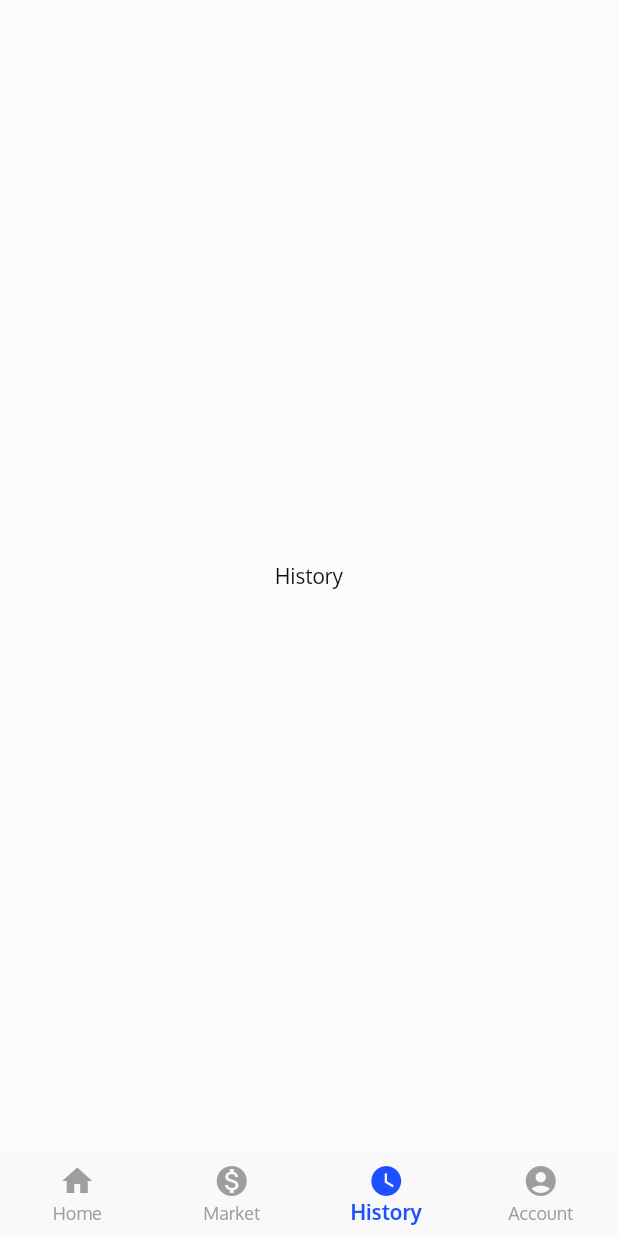
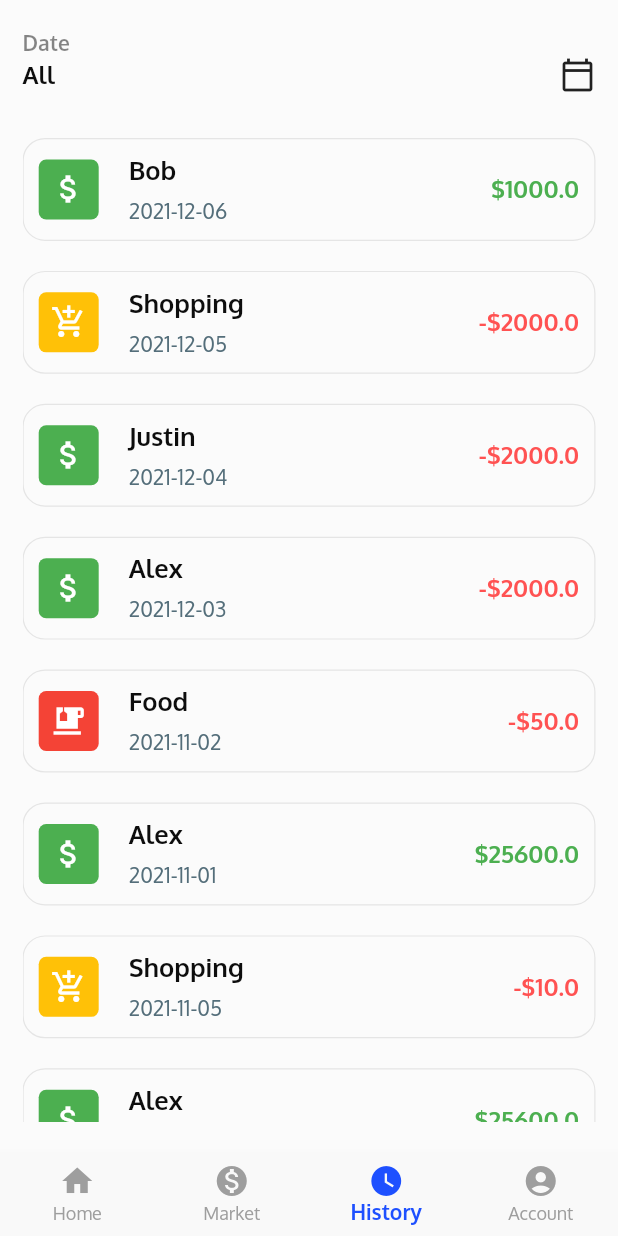
Before and after one commit to hientranea/FlutterDevFest2021, a Flutter app: the screen it shows after launch, item 3 of the bottom bar chosen, on a phone screen of 412 x 824 dp. Run offline on Flutter 3.47's test engine with Material 2 defaults, Android fonts, the phone set to English and light mode, and no system bars; our stand-ins replace bloc, dio, equatable, fl_chart, flutter_bloc, font_awesome_flutter and 2 more; network calls fail.

Commit message:
Implement transaction histories screen

```diff
--- /dev/null
+++ b/lib/repos/models/transaction.dart
@@ -0,0 +1,58 @@
+import 'package:flutter/material.dart';
+import 'package:intl/intl.dart';
+import 'package:json_annotation/json_annotation.dart';
+
+import 'base_model.dart';
+
+part 'transaction.g.dart';
+
+@JsonSerializable()
+class Transaction extends BaseModel {
+  @JsonKey(defaultValue: 0.0)
+  final double amount;
+  @JsonKey(defaultValue: "")
+  final String title;
+  @JsonKey(defaultValue: "")
+  final String type;
+  @JsonKey(defaultValue: "")
+  final String timestamp;
+
+  Transaction(this.amount, this.title, this.type, this.timestamp);
+
+  factory Transaction.fromJson(Map<String, dynamic> json) => _$TransactionFromJson(json);
+
+  Map<String, dynamic> toJson() => _$TransactionToJson(this);
+
+  static Transaction convertToModel(Map<String, dynamic> json) {
+    return Transaction.fromJson(json);
+  }
+
+  String get formattedDate {
+    final DateTime now = DateTime.parse(timestamp);
+    final DateFormat formatter = DateFormat('yyyy-MM-dd');
+    return formatter.format(now);
+  }
+
+  String get formattedAmount {
+    return (amount > 0) ? "\$$amount" : "-\$${-amount}";
+  }
+
+  Color get colorByType {
+    switch(type) {
+      case "shopping": return Colors.amber;
+      case "food": return Colors.red;
+      case "transfer" : return Colors.green;
+    }
+    return Colors.grey;
+  }
+
+  IconData get iconByType {
+    switch(type) {
+      case "shopping": return Icons.add_shopping_cart;
+      case "food": return Icons.emoji_food_beverage_sharp;
+      case "transfer" : return Icons.attach_money_sharp;
+    }
+    return Icons.attach_money_sharp;
+  }
+
+}
--- a/lib/repos/remote/crypto_repository.dart
+++ b/lib/repos/remote/crypto_repository.dart
@@ -2,6 +2,7 @@ import 'package:crypto_tracker/repos/models/crypto_currency.dart';
 import 'package:crypto_tracker/repos/models/crypto_market_response.dart';
 import 'package:crypto_tracker/repos/models/currency_price.dart';
 import 'package:crypto_tracker/repos/models/price.dart';
+import 'package:crypto_tracker/repos/models/transaction.dart';
 import 'package:crypto_tracker/utils/constants.dart';
 
 import '../crypto_tracker_services.dart';
@@ -9,7 +10,10 @@ import '../crypto_tracker_services.dart';
 abstract class CryptoRepository {
   Future<List<CryptoCurrency>> getCryptoCurrencies();
 
-  Future<List<CurrencyPrice>> getPriceHistories(String coinSymbol, String startTime, String endTime);
+  Future<List<CurrencyPrice>> getPriceHistories(
+      String coinSymbol, String startTime, String endTime);
+
+  Future<List<Transaction>> getTransactionHistories(String startTime, String endTime);
 }
 
 class CryptoRepositoryImpl extends CryptoRepository {
@@ -30,8 +34,10 @@ class CryptoRepositoryImpl extends CryptoRepository {
     }
     return Future.value([]);
   }
+
   @override
-  Future<List<CurrencyPrice>> getPriceHistories(String coinSymbol, String startTime, String endTime) {
+  Future<List<CurrencyPrice>> getPriceHistories(
+      String coinSymbol, String startTime, String endTime) {
     // Mock API
     return Future.value([
       CurrencyPrice(Price(16.0, 20.0, 20.0), "2021-12-01T03:06:55.668Z"),
@@ -43,4 +49,25 @@ class CryptoRepositoryImpl extends CryptoRepository {
       CurrencyPrice(Price(106.0, 20.0, 20.0), "2021-12-07T03:06:55.668Z"),
     ]);
   }
+
+  @override
+  Future<List<Transaction>> getTransactionHistories(String startTime, String endTime) {
+    // Mock API
+    var data = [
+      Transaction(1000, "Bob", "transfer", "2021-12-06T03:06:55.668Z"),
+      Transaction(-2000, "Shopping", "shopping", "2021-12-05T03:06:55.668Z"),
+      Transaction(-2000, "Justin", "transfer", "2021-12-04T03:06:55.668Z"),
+      Transaction(-2000, "Alex", "transfer", "2021-12-03T03:06:55.668Z"),
+      Transaction(-50, "Food", "food", "2021-11-02T03:06:55.668Z"),
+      Transaction(25600, "Alex", "transfer", "2021-11-01T03:06:55.668Z"),
+      Transaction(-10, "Shopping", "shopping", "2021-11-05T03:06:55.668Z"),
+      Transaction(25600, "Alex", "transfer", "2021-11-01T03:06:55.668Z"),
+      Transaction(600, "Alex", "transfer", "2021-11-01T03:06:55.668Z"),
+      Transaction(500, "Alex", "transfer", "2021-11-01T03:06:55.668Z"),
+    ];
+    if (startTime.isNotEmpty && endTime.isNotEmpty) {
+      data = (data.toList()..shuffle()).take(4).toList();
+    }
+    return Future.value(data);
+  }
 }
--- a/lib/screens/home/home_screen.dart
+++ b/lib/screens/home/home_screen.dart
@@ -1,6 +1,6 @@
 import 'package:crypto_tracker/screens/account/account_screen.dart';
-import 'package:crypto_tracker/screens/currencydetail/currency_detail_screen.dart';
 import 'package:crypto_tracker/screens/dashboard/dashboard_screen.dart';
+import 'package:crypto_tracker/screens/transaction/transaction_histories_screen.dart';
 import 'package:flutter/cupertino.dart';
 import 'package:flutter/material.dart';
 import 'package:flutter_bloc/flutter_bloc.dart';
@@ -42,8 +42,8 @@ class _HomeScreenState extends State<HomeScreen> {
   final List<Widget> _widgetOptions = <Widget>[
     const DashboardScreen(),
     const DummyScreen("Market"),
-    const DummyScreen("History"),
-    const AccountScreen(),
+    const TransactionHistoriesScreen(),
+    const AccountScreen()
   ];
 
   @override
--- /dev/null
+++ b/lib/screens/transaction/transaction_card.dart
@@ -0,0 +1,56 @@
+import 'package:crypto_tracker/config/crypto_tracker_color.dart';
+import 'package:crypto_tracker/repos/models/transaction.dart';
+import 'package:flutter/material.dart';
+
+class TransactionCard extends StatelessWidget {
+  final Transaction transaction;
+
+  const TransactionCard(this.transaction, {Key? key}) : super(key: key);
+
+  @override
+  Widget build(BuildContext context) {
+    final amountColor = transaction.amount > 0 ? Colors.green : Colors.redAccent;
+    return Container(
+      margin: const EdgeInsets.only(bottom: 20),
+      decoration: BoxDecoration(
+        borderRadius: BorderRadius.circular(15.0),
+        border: Border.all(width: 0.8, color: CryptoTrackerColors.grey300),
+      ),
+      padding: const EdgeInsets.all(10),
+      child: Row(
+        children: [
+          Container(
+            width: 40,
+            height: 40,
+            decoration: BoxDecoration(
+              color: transaction.colorByType,
+              borderRadius: BorderRadius.circular(5.0),
+            ),
+            child: Icon(transaction.iconByType, color: Colors.white,),
+          ),
+          Expanded(
+            child: Padding(padding: const EdgeInsets.only(left: 20), child: Column(
+              crossAxisAlignment: CrossAxisAlignment.start,
+              children: [
+                Text(
+                  transaction.title,
+                  style: const TextStyle(fontWeight: FontWeight.bold, fontSize: 17),
+                ),
+                const SizedBox(height: 8),
+                Text(transaction.formattedDate, style: const TextStyle(color: CryptoTrackerColors.grey600),),
+              ],
+            ),),
+          ),
+          Text(
+            transaction.formattedAmount,
+            style: TextStyle(
+              fontSize: 16,
+              color: amountColor,
+              fontWeight: FontWeight.bold,
+            ),
+          )
+        ],
+      ),
+    );
+  }
+}
--- /dev/null
+++ b/lib/screens/transaction/transaction_histories_event.dart
@@ -0,0 +1,28 @@
+import 'package:crypto_tracker/screens/app/base_event.dart';
+import 'package:syncfusion_flutter_datepicker/datepicker.dart';
+
+class TransactionHistoriesEvent extends BaseEvent {}
+
+class TransactionHistoriesInitializeEvent extends TransactionHistoriesEvent {}
+
+class ToggleDateFilter extends TransactionHistoriesEvent{
+  final bool shouldShow;
+
+  ToggleDateFilter(this.shouldShow);
+
+  @override
+  List<Object?> get props => [shouldShow];
+}
+
+class ChangeDateFilter extends TransactionHistoriesEvent {
+  final DateRangePickerSelectionChangedArgs args;
+
+  ChangeDateFilter(this.args);
+
+  @override
+  List<Object?> get props => [args];
+}
+
+class SubmitDateFilter extends TransactionHistoriesEvent {}
+
+class ClearDateFilter extends TransactionHistoriesEvent {}
--- /dev/null
+++ b/lib/screens/transaction/transaction_histories_screen.dart
@@ -0,0 +1,144 @@
+import 'package:crypto_tracker/repos/models/transaction.dart';
+import 'package:crypto_tracker/repos/remote/crypto_repository.dart';
+import 'package:crypto_tracker/screens/transaction/transaction_card.dart';
+import 'package:crypto_tracker/screens/transaction/transaction_histories_bloc.dart';
+import 'package:crypto_tracker/screens/transaction/transaction_histories_event.dart';
+import 'package:crypto_tracker/screens/transaction/transaction_histories_state.dart';
+import 'package:flutter/material.dart';
+import 'package:flutter_bloc/flutter_bloc.dart';
+import 'package:syncfusion_flutter_datepicker/datepicker.dart';
+
+class TransactionHistoriesScreen extends StatefulWidget {
+  const TransactionHistoriesScreen({Key? key}) : super(key: key);
+
+  @override
+  State<TransactionHistoriesScreen> createState() => _TransactionHistoriesScreenState();
+}
+
+class _TransactionHistoriesScreenState extends State<TransactionHistoriesScreen> {
+  late TransactionHistoriesBloc _bloc;
+  List<Transaction> _transactions = [];
+  bool _showDateFilter = false;
+
+  List<Widget> _dateFilter() {
+    return [
+      SfDateRangePicker(
+        onSelectionChanged: (DateRangePickerSelectionChangedArgs args) {
+          _bloc.add(ChangeDateFilter(args));
+        },
+        selectionMode: DateRangePickerSelectionMode.range,
+        initialSelectedRange: PickerDateRange(DateTime.now().subtract(const Duration(days: 4)),
+            DateTime.now().add(const Duration(days: 3))),
+      ),
+      Row(
+        mainAxisAlignment: MainAxisAlignment.spaceEvenly,
+        children: [
+          TextButton(
+            onPressed: () {
+              _bloc.add(ToggleDateFilter(!_showDateFilter));
+              _bloc.add(SubmitDateFilter());
+            },
+            child: Container(
+              child: Text(
+                "Apply",
+                style: TextStyle(color: Theme.of(context).cardColor, fontWeight: FontWeight.bold),
+              ),
+              padding: const EdgeInsets.symmetric(vertical: 10, horizontal: 20),
+              decoration: BoxDecoration(
+                color: Theme.of(context).primaryColor,
+                borderRadius: BorderRadius.circular(10.0),
+              ),
+            ),
+          ),
+          TextButton(
+            onPressed: () {
+              _bloc.add(ToggleDateFilter(!_showDateFilter));
+              _bloc.add(ClearDateFilter());
+            },
+            child: Container(
+              child: Text(
+                "Show all",
+                style: TextStyle(color: Theme.of(context).cardColor, fontWeight: FontWeight.bold),
+              ),
+              padding: const EdgeInsets.symmetric(vertical: 10, horizontal: 20),
+              decoration: BoxDecoration(
+                color: Theme.of(context).primaryColor,
+                borderRadius: BorderRadius.circular(10.0),
+              ),
+            ),
+          )
+        ],
+      )
+    ];
+  }
+
+  @override
+  Widget build(BuildContext context) {
+    return BlocProvider<TransactionHistoriesBloc>(
+      create: (context) =>
+          TransactionHistoriesBloc(RepositoryProvider.of<CryptoRepository>(context))
+            ..add(TransactionHistoriesInitializeEvent()),
+      child: BlocConsumer<TransactionHistoriesBloc, TransactionHistoriesState>(
+        listener: _setListener,
+        builder: (context, state) {
+          _bloc = BlocProvider.of<TransactionHistoriesBloc>(context);
+          return SafeArea(
+            child: Scaffold(
+              body: Padding(
+                padding: const EdgeInsets.symmetric(vertical: 20, horizontal: 15),
+                child: Column(
+                  crossAxisAlignment: CrossAxisAlignment.start,
+                  children: [
+                    Text(
+                      "Date",
+                      style: TextStyle(
+                          color: Theme.of(context).textTheme.bodyText1!.color!.withOpacity(0.5),
+                          fontWeight: FontWeight.bold),
+                    ),
+                    Row(
+                      mainAxisAlignment: MainAxisAlignment.spaceBetween,
+                      children: [
+                        const Text(
+                          "All",
+                          style: TextStyle(fontWeight: FontWeight.bold, fontSize: 16),
+                        ),
+                        GestureDetector(
+                          onTap: () {
+                            _bloc.add(ToggleDateFilter(!_showDateFilter));
+                          },
+                          child: const Icon(Icons.calendar_today_outlined),
+                        )
+                      ],
+                    ),
+                    const SizedBox(height: 30),
+                    if (_showDateFilter) ..._dateFilter(),
+                    Expanded(
+                      child: ListView.builder(
+                        itemCount: _transactions.length,
+                        itemBuilder: (context, index) {
+                          final transaction = _transactions[index];
+                          return TransactionCard(transaction);
+                        },
+                      ),
+                    )
+                  ],
+                ),
+              ),
+            ),
+          );
+        },
+      ),
+    );
+  }
+}
+
+extension ListenerStateHandler on _TransactionHistoriesScreenState {
+  _setListener(BuildContext context, TransactionHistoriesState state) {
+    if (state is FetchedTransactionHistories) {
+      _transactions = state.transactions;
+    }
+    if (state is ShowDateFilter) {
+      _showDateFilter = state.shouldShow;
+    }
+  }
+}
--- /dev/null
+++ b/lib/screens/transaction/transaction_histories_state.dart
@@ -0,0 +1,24 @@
+import 'package:crypto_tracker/repos/models/transaction.dart';
+import 'package:crypto_tracker/screens/app/base_state.dart';
+
+class TransactionHistoriesState extends BaseState {}
+
+class TransactionHistoriesInitialize extends TransactionHistoriesState {}
+
+class FetchedTransactionHistories extends TransactionHistoriesState {
+  final List<Transaction> transactions;
+
+  FetchedTransactionHistories(this.transactions);
+
+  @override
+  List<Object?> get props => [transactions];
+}
+
+class ShowDateFilter extends TransactionHistoriesState {
+  final bool shouldShow;
+
+  ShowDateFilter(this.shouldShow);
+
+  @override
+  List<Object?> get props => [shouldShow];
+}
--- a/pubspec.yaml
+++ b/pubspec.yaml
@@ -13,11 +13,13 @@ dependencies:
     sdk: flutter
   bloc: ^7.0.0-nullsafety.0
   dio: 4.0.0
+  intl: ^0.17.0
   equatable: ^2.0.2
   fl_chart: ^0.40.5
   flutter_bloc: ^7.0.1
   shared_preferences: ^2.0.5
   font_awesome_flutter: ^9.2.0
+  syncfusion_flutter_datepicker: ^19.3.57
 
 dev_dependencies:
   flutter_test:
```
Also changed, not shown: lib/screens/transaction/transaction_histories_bloc.dart (added, +50 -0 lines), lib/repos/models/transaction.g.dart (added).
